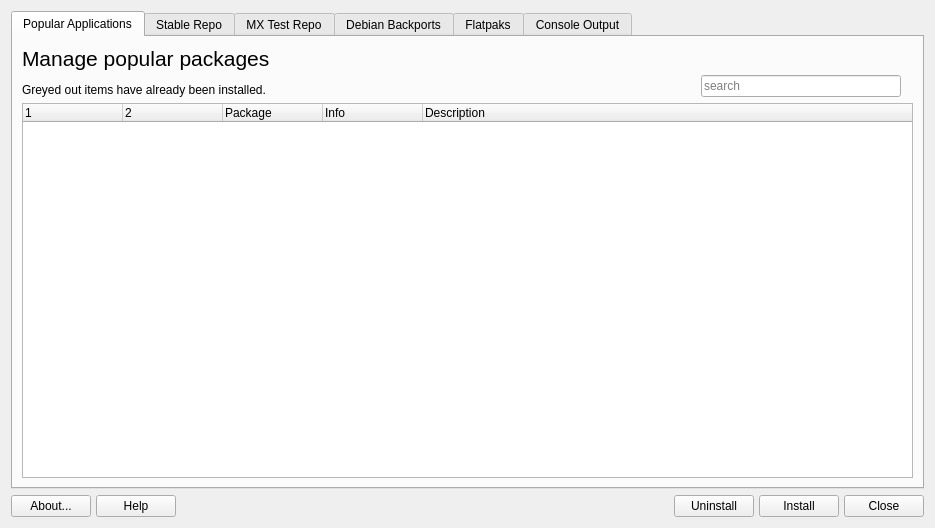
CachyOS/packageinstaller, file mainwindow.ui: the form before one commit.
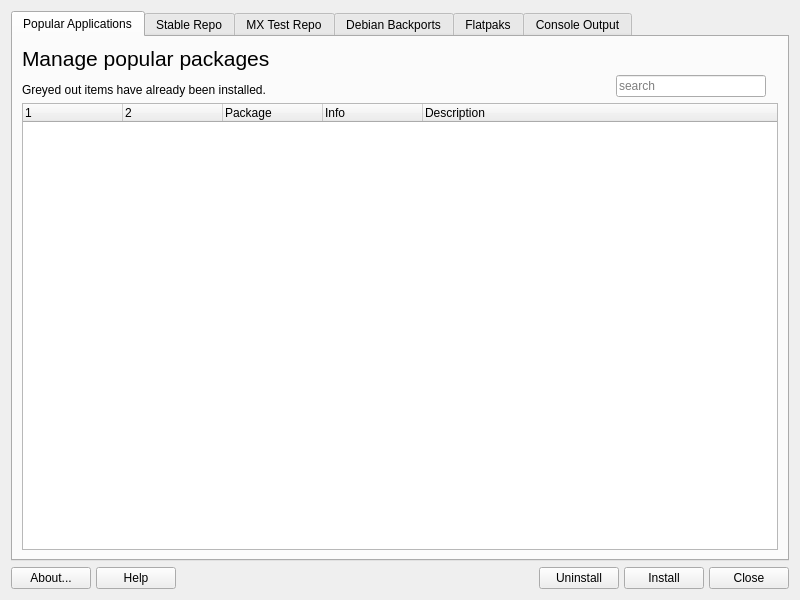
The form after the commit. Icons and pictures are not drawn.

The edit to the form file:
```diff
--- a/mainwindow.ui
+++ b/mainwindow.ui
@@ -6,8 +6,8 @@
    <rect>
     <x>0</x>
     <y>0</y>
-    <width>935</width>
-    <height>528</height>
+    <width>800</width>
+    <height>600</height>
    </rect>
   </property>
   <property name="sizePolicy">
```
